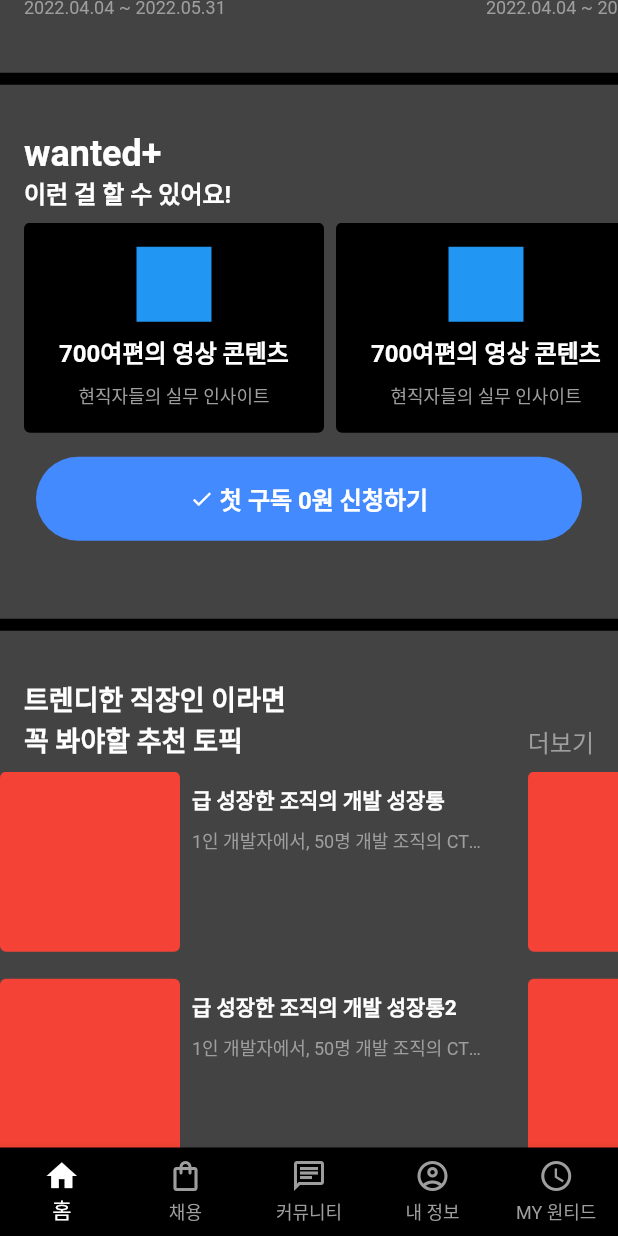
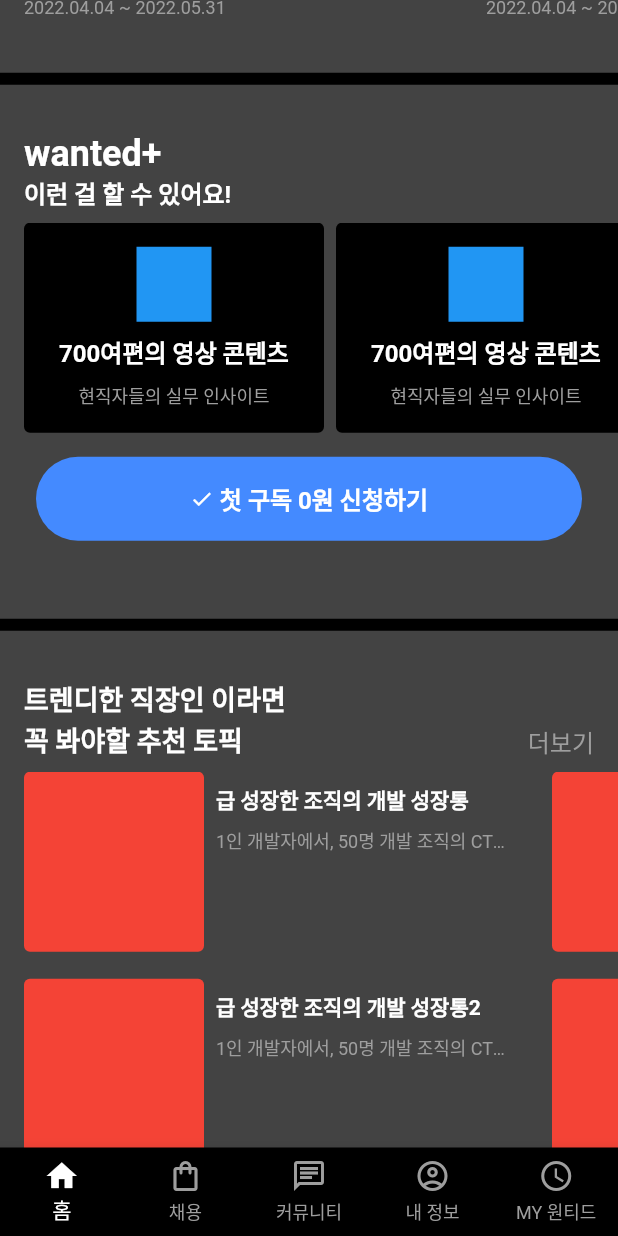
Before and after one commit to johyunchol/flutter_ui_sample, a Flutter app: the WantedHome screen opened directly, scrolled down 1728 dp, on a phone screen of 412 x 824 dp. Run offline on Flutter 3.47's test engine with Material 2 defaults, Android fonts, the phone set to English and light mode, and no system bars; our stand-ins replace flutter_svg, fluttertoast, get, smooth_page_indicator.

Commit message:
소스 정리 완료

```diff
--- a/lib/src/wanted/type_4.dart
+++ b/lib/src/wanted/type_4.dart
@@ -9,12 +9,11 @@ class Type4 extends StatelessWidget {
       margin: const EdgeInsets.symmetric(horizontal: 16, vertical: 24),
       padding: const EdgeInsets.symmetric(horizontal: 16, vertical: 24),
       decoration: BoxDecoration(
-        color: Colors.blue,
         borderRadius: BorderRadius.circular(4),
         gradient: const LinearGradient(
           colors: [
             Colors.blueAccent,
-            Colors.lightBlue,
+            Colors.lightBlueAccent,
           ]
         )
       ),
--- a/lib/src/wanted/type_5.dart
+++ b/lib/src/wanted/type_5.dart
@@ -7,7 +7,7 @@ class Type5 extends StatelessWidget {
   Widget build(BuildContext context) {
     return Column(
       children: [
-        SizedBox(height: 24),
+        const SizedBox(height: 24),
         Padding(
           padding: const EdgeInsets.symmetric(horizontal: 16.0, vertical: 8),
           child: Row(
@@ -32,39 +32,22 @@ class Type5 extends StatelessWidget {
                       child: Column(
                         crossAxisAlignment: CrossAxisAlignment.start,
                         children: [
-                          Container(
-                            width: double.infinity,
-                            height: 180,
-                            decoration: BoxDecoration(
-                              color: Colors.purpleAccent,
-                              borderRadius: BorderRadius.circular(4),
-                            ),
-                          ),
+                          Container(width: double.infinity, height: 180, decoration: BoxDecoration(color: Colors.purpleAccent, borderRadius: BorderRadius.circular(4))),
                           const SizedBox(height: 8),
                           Row(
                             children: [
                               Container(
                                 padding: const EdgeInsets.all(4),
-                                decoration: BoxDecoration(
-                                  border: Border.all(color: Colors.deepPurpleAccent),
-                                  borderRadius: BorderRadius.circular(4),
-                                ),
-                                child: const Text('네트워킹', style: TextStyle(color: Colors.deepPurpleAccent, fontSize: 12),),
+                                decoration: BoxDecoration(border: Border.all(color: Colors.deepPurpleAccent), borderRadius: BorderRadius.circular(4)),
+                                child: const Text('네트워킹', style: TextStyle(color: Colors.deepPurpleAccent, fontSize: 12)),
                               ),
                               SizedBox(width: 4),
                               Container(
-                                decoration: BoxDecoration(
-                                  color: Colors.white,
-                                  borderRadius: BorderRadius.circular(4),
-                                ),
+                                decoration: BoxDecoration(color: Colors.white, borderRadius: BorderRadius.circular(4)),
                                 child: Padding(
                                   padding: const EdgeInsets.all(4.0),
                                   child: Row(
-                                    children: const [
-                                      Icon(Icons.wifi_tethering, color: Colors.black, size: 12),
-                                      SizedBox(width: 2),
-                                      Text('온라인', style: TextStyle(color: Colors.black, fontSize: 12))
-                                    ],
+                                    children: const [Icon(Icons.wifi_tethering, color: Colors.black, size: 12), SizedBox(width: 2), Text('온라인', style: TextStyle(color: Colors.black, fontSize: 12))],
                                   ),
                                 ),
                               ),
--- a/lib/src/wanted/type_6.dart
+++ b/lib/src/wanted/type_6.dart
@@ -8,15 +8,12 @@ class Type6 extends StatelessWidget {
     return Column(
       crossAxisAlignment: CrossAxisAlignment.start,
       children: [
-        SizedBox(height: 24),
+        const SizedBox(height: 24),
         Padding(
           padding: const EdgeInsets.symmetric(horizontal: 16.0, vertical: 8),
           child: Column(
             crossAxisAlignment: CrossAxisAlignment.start,
-            children: const [
-              Text('wanted+', style: TextStyle(fontSize: 24, fontWeight: FontWeight.w700)),
-              Text('이런 걸 할 수 있어요!', style: TextStyle(fontSize: 16, fontWeight: FontWeight.bold)),
-            ],
+            children: const [Text('wanted+', style: TextStyle(fontSize: 24, fontWeight: FontWeight.w700)), Text('이런 걸 할 수 있어요!', style: TextStyle(fontSize: 16, fontWeight: FontWeight.bold))],
           ),
         ),
         SingleChildScrollView(
@@ -32,10 +29,7 @@ class Type6 extends StatelessWidget {
                       child: Container(
                         width: double.infinity,
                         height: 140,
-                        decoration: BoxDecoration(
-                          color: Colors.black,
-                          borderRadius: BorderRadius.circular(4),
-                        ),
+                        decoration: BoxDecoration(color: Colors.black, borderRadius: BorderRadius.circular(4)),
                         child: Column(
                           mainAxisAlignment: MainAxisAlignment.center,
                           children: [
@@ -59,20 +53,13 @@ class Type6 extends StatelessWidget {
         Container(
           margin: const EdgeInsets.symmetric(horizontal: 24, vertical: 16),
           padding: const EdgeInsets.all(16),
-          decoration: BoxDecoration(
-            borderRadius: BorderRadius.circular(50),
-            color: Colors.blueAccent,
-          ),
+          decoration: BoxDecoration(borderRadius: BorderRadius.circular(50), color: Colors.blueAccent),
           child: Row(
             mainAxisAlignment: MainAxisAlignment.center,
-            children: const [
-              Icon(Icons.check, size: 16),
-              SizedBox(width: 4),
-              Text('첫 구독 0원 신청하기', style: TextStyle(color: Colors.white, fontWeight: FontWeight.bold, fontSize: 16)),
-            ],
+            children: const [Icon(Icons.check, size: 16), SizedBox(width: 4), Text('첫 구독 0원 신청하기', style: TextStyle(color: Colors.white, fontWeight: FontWeight.bold, fontSize: 16))],
           ),
         ),
-        SizedBox(height: 36)
+        const SizedBox(height: 36)
       ],
     );
   }
--- a/lib/src/wanted/type_7.dart
+++ b/lib/src/wanted/type_7.dart
@@ -15,46 +15,23 @@ class Type7 extends StatelessWidget {
     ContentsItem('', '급 성장한 조직의 개발 성장통2', '1인 개발자에서, 50명 개발 조직의 CTO로!'),
     ContentsItem('', '급 성장한 조직의 개발 성장통', '1인 개발자에서, 50명 개발 조직의 CTO로!'),
     ContentsItem('', '급 성장한 조직의 개발 성장통2', '1인 개발자에서, 50명 개발 조직의 CTO로!'),
-    ContentsItem('', '급 성장한 조직의 개발 성장통', '1인 개발자에서, 50명 개발 조직의 CTO로!'),
-    ContentsItem('', '급 성장한 조직의 개발 성장통2', '1인 개발자에서, 50명 개발 조직의 CTO로!'),
-    ContentsItem('', '급 성장한 조직의 개발 성장통', '1인 개발자에서, 50명 개발 조직의 CTO로!'),
-    ContentsItem('', '급 성장한 조직의 개발 성장통2', '1인 개발자에서, 50명 개발 조직의 CTO로!'),
-    ContentsItem('', '급 성장한 조직의 개발 성장통', '1인 개발자에서, 50명 개발 조직의 CTO로!'),
-    ContentsItem('', '급 성장한 조직의 개발 성장통2', '1인 개발자에서, 50명 개발 조직의 CTO로!'),
-    ContentsItem('', '급 성장한 조직의 개발 성장통', '1인 개발자에서, 50명 개발 조직의 CTO로!'),
-    ContentsItem('', '급 성장한 조직의 개발 성장통2', '1인 개발자에서, 50명 개발 조직의 CTO로!'),
-    ContentsItem('', '급 성장한 조직의 개발 성장통', '1인 개발자에서, 50명 개발 조직의 CTO로!'),
-    ContentsItem('', '급 성장한 조직의 개발 성장통2', '1인 개발자에서, 50명 개발 조직의 CTO로!'),
-    ContentsItem('', '급 성장한 조직의 개발 성장통', '1인 개발자에서, 50명 개발 조직의 CTO로!'),
-    ContentsItem('', '급 성장한 조직의 개발 성장통2', '1인 개발자에서, 50명 개발 조직의 CTO로!'),
-    ContentsItem('', '급 성장한 조직의 개발 성장통', '1인 개발자에서, 50명 개발 조직의 CTO로!'),
   ];
 
   Widget _item(ContentsItem item) {
     return Row(
       crossAxisAlignment: CrossAxisAlignment.start,
       children: [
-        Container(
-          width: 120,
-          height: 120,
-          decoration: BoxDecoration(
-            borderRadius: BorderRadius.circular(4),
-            color: Colors.red,
-          ),
-        ),
+        Container(width: 120, height: 120, decoration: BoxDecoration(borderRadius: BorderRadius.circular(4), color: Colors.red)),
         const SizedBox(width: 8),
         SizedBox(
           width: 200,
           child: Column(
             crossAxisAlignment: CrossAxisAlignment.start,
             children: [
-              SizedBox(height: 8),
-              Text(
-                item.title,
-                style: TextStyle(color: Colors.white, fontWeight: FontWeight.bold),
-              ),
-              SizedBox(height: 8),
-              Text(item.desc, style: TextStyle(color: Colors.grey, fontSize: 12), overflow: TextOverflow.ellipsis, maxLines: 1),
+              const SizedBox(height: 8),
+              Text(item.title, style: const TextStyle(color: Colors.white, fontWeight: FontWeight.bold)),
+              const SizedBox(height: 8),
+              Text(item.desc, style: const TextStyle(color: Colors.grey, fontSize: 12), overflow: TextOverflow.ellipsis, maxLines: 1),
             ],
           ),
         ),
@@ -63,77 +40,28 @@ class Type7 extends StatelessWidget {
     );
   }
 
-  List<Widget> _buildList(List<ContentsItem> list) {
-    List<Widget> list2 = [];
-    for (int i = 0; i < list.length; i = i + 2) {
-      list2.add(Column(
-        children: [
-          _item(list[i]),
-          list.length < (i + 1)
-              ? Padding(
-                  padding: const EdgeInsets.only(top: 16.0),
-                  child: _item(list[i + 1]),
-                )
-              : SizedBox(),
-        ],
-      ));
-    }
-
-    return list2;
-  }
-
-  Widget _buildGridView(List<ContentsItem> list) {
-    return GridView(
-      shrinkWrap: true,
-      scrollDirection: Axis.horizontal,
-      gridDelegate: const SliverGridDelegateWithMaxCrossAxisExtent(
-        maxCrossAxisExtent: 200,
-        childAspectRatio: 3 / 2,
-      ),
-      children: List.generate(list.length, (index) => _item(list[index])),
-    );
-  }
-
   @override
   Widget build(BuildContext context) {
     return Column(
       children: [
-        SizedBox(height: 24),
+        const SizedBox(height: 24),
         Padding(
           padding: const EdgeInsets.symmetric(horizontal: 16.0, vertical: 8),
           child: Row(
             mainAxisAlignment: MainAxisAlignment.spaceBetween,
             crossAxisAlignment: CrossAxisAlignment.end,
-            children: const [
-              Text('트렌디한 직장인 이라면\n꼭 봐야할 추천 토픽', style: TextStyle(fontSize: 18, fontWeight: FontWeight.w700)),
-              Text('더보기', style: TextStyle(color: Colors.grey, fontSize: 16)),
-            ],
+            children: const [Text('트렌디한 직장인 이라면\n꼭 봐야할 추천 토픽', style: TextStyle(fontSize: 18, fontWeight: FontWeight.w700)), Text('더보기', style: TextStyle(color: Colors.grey, fontSize: 16))],
           ),
         ),
-        //_buildGridView(list),
         SizedBox(
           height: 260,
           child: GridView(
             scrollDirection: Axis.horizontal,
-            gridDelegate: SliverGridDelegateWithMaxCrossAxisExtent(
-              maxCrossAxisExtent: 120,
-              mainAxisExtent: 336,
-              mainAxisSpacing: 16,
-              crossAxisSpacing: 16,
-            ),
+            padding: const EdgeInsets.symmetric(horizontal: 16),
+            gridDelegate: const SliverGridDelegateWithMaxCrossAxisExtent(maxCrossAxisExtent: 120, mainAxisExtent: 336, mainAxisSpacing: 16, crossAxisSpacing: 16),
             children: List.generate(list.length, (index) => _item(list[index])),
           ),
         ),
-        //SingleChildScrollView(
-        //  scrollDirection: Axis.horizontal,
-        //  child: Row(
-        //    children: [
-        //      const SizedBox(width: 16),
-        //      _buildGridView(list),
-        //      const SizedBox(width: 8),
-        //    ],
-        //  ),
-        //),
         const SizedBox(height: 36)
       ],
     );
--- a/lib/src/wanted/type_8.dart
+++ b/lib/src/wanted/type_8.dart
@@ -26,7 +26,7 @@ class Type8 extends StatelessWidget {
                   children: [
                     Expanded(child: Column(children: const [Icon(Icons.search), Text('채용공고 >')])),
                     const VerticalDivider(width: 1),
-                    Expanded(child: Column(children: [Icon(Icons.search), Text('내 프로필 >')])),
+                    Expanded(child: Column(children: const [Icon(Icons.person_outline), Text('내 프로필 >')])),
                   ],
                 ),
               ),
```
Also changed, not shown: lib/src/wanted/type_1.dart (+16 -39 lines), lib/src/wanted/type_2.dart (+10 -17 lines), lib/src/wanted/type_3.dart (+5 -19 lines).
